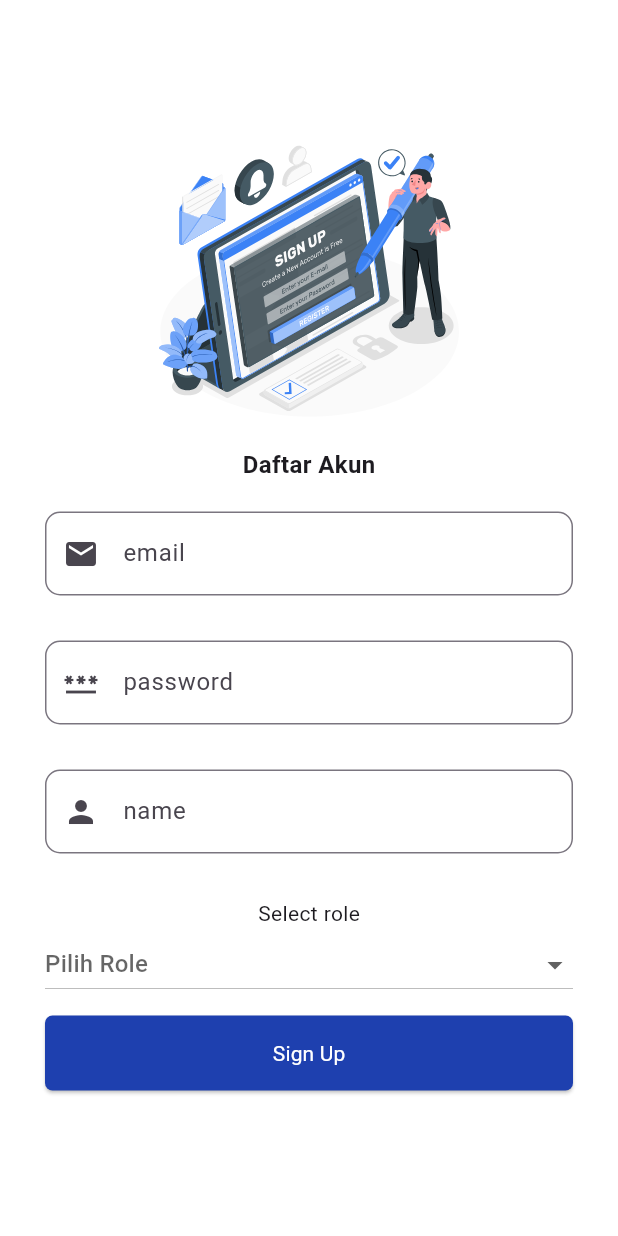
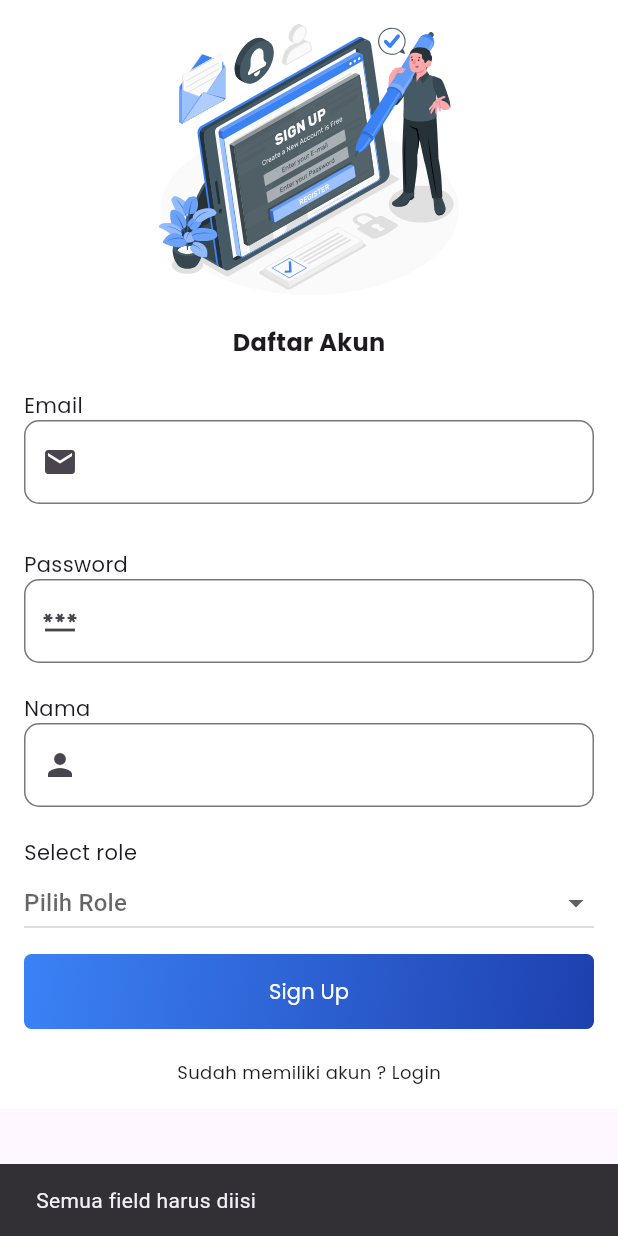
Before and after one commit to arfpalif/PresenTech, a Flutter app: the screen it shows after launch, after a tap on "Sign Up", on a phone screen of 412 x 824 dp. Run offline on Flutter 3.47's test engine with Material 3 defaults, Android fonts, the phone set to English and light mode, and no system bars; our stand-ins replace flutter_svg, get, google_fonts, supabase_flutter; accounts and stored records are empty.

Commit message:
final auth

```diff
--- /dev/null
+++ b/devtools_options.yaml
@@ -0,0 +1,3 @@
+description: This file stores settings for Dart & Flutter DevTools.
+documentation: https://docs.flutter.dev/tools/devtools/extensions#configure-extension-enablement-states
+extensions:
--- /dev/null
+++ b/lib/controller/auth_controller.dart
@@ -0,0 +1,113 @@
+import 'package:get/get.dart';
+import 'package:supabase_flutter/supabase_flutter.dart';
+
+class AuthController extends GetxController {
+  final SupabaseClient _Supabase = Supabase.instance.client;
+
+  var isLoading = true.obs;
+  var role = ''.obs;
+
+  @override
+  void onInit() {
+    super.onInit();
+    handleAuthState();
+  }
+  void handleAuthState() {
+    final supa = Supabase.instance.client;
+
+    supa.auth.onAuthStateChange.listen((data) async {
+      final session = supa.auth.currentSession;
+
+      if (session == null) {
+        isLoading.value = false;
+        role.value = 'none';
+        return;
+      }
+
+      final userId = session.user.id;
+
+      final result = await supa
+          .from('users')
+          .select('role')
+          .eq('id', userId)
+          .single();
+
+      isLoading.value = false;
+      role.value = result['role'];
+    });
+  }
+
+
+  Future<AuthResponse> login(String email, String password) async {
+    final response = await _Supabase.auth.signInWithPassword(
+      email: email,
+      password: password,
+    );
+    return response;
+  }
+
+  Future<AuthResponse> signUp(String email, String password) async {
+    final response = await _Supabase.auth.signUp(
+      email: email,
+      password: password,
+    );
+    return response;
+  }
+
+  Future<AuthResponse?> signUpWithRole(
+    String email,
+    String password,
+    String? role,
+  ) async {
+    try {
+      final response = await signUp(email, password);
+      final user = response.user;
+
+      if (user != null && role != null && role.isNotEmpty) {
+        await _Supabase.from('users').upsert({
+          'id': user.id,
+          'email': email,
+          'role': role,
+          'created_at': DateTime.now().toIso8601String(),
+        });
+      }
+      return response;
+    } catch (e) {
+      print('Error in signUpWithRole: $e');
+      return null;
+    }
+  }
+
+  void handleRegister() async {
+
+  }
+
+  Future<bool> checkEmail(String email) async{
+    final response = await _Supabase
+      .from('users')
+      .select()
+      .eq('email', email)
+      .maybeSingle();
+    return response == null;
+  }
+
+  Session? getCurrentSession() {
+    return _Supabase.auth.currentSession;
+  }
+
+  bool isLoggedIn() {
+    return _Supabase.auth.currentSession != null;
+  }
+
+  String? getUserEmail(){
+    final session = _Supabase.auth.currentSession;
+    final email = session?.user.email;
+    return email;
+  }
+
+  Future<void> signOut() async {
+    await _Supabase.auth.signOut();
+  }
+
+
+}
--- /dev/null
+++ b/lib/controller/auth_gate.dart
@@ -0,0 +1,56 @@
+import 'package:flutter/material.dart';
+import 'package:get/get.dart';
+import 'package:presentech/controller/auth_controller.dart';
+import 'package:presentech/views/pages/Employee/homepages.dart';
+import 'package:presentech/views/pages/HR/Homepage.dart';
+import 'package:presentech/views/pages/register_pages.dart';
+
+class AuthGate extends StatelessWidget {
+  const AuthGate({super.key});
+
+  @override
+  Widget build(BuildContext context) {
+    final authC = Get.find<AuthController>();
+
+    return Obx((){
+      if(authC.isLoading.value){
+        return Scaffold(
+          body: Center(
+            child: CircularProgressIndicator(),
+          ),
+        );
+      }
+
+      if (authC.role.value == 'none'){
+        return RegisterPages();
+      }
+
+      if(authC.role.value == 'hrd'){
+        return HrdHomepage();
+      }
+      return UserHomepages();
+    });
+
+    // return StreamBuilder(
+    //   stream: Supabase.instance.client.auth.onAuthStateChange,
+
+    //   builder: (context, snapshot){
+    //     if (snapshot.connectionState == ConnectionState.waiting) {
+    //       return Scaffold(
+    //         body: Center(
+    //           child: CircularProgressIndicator(),
+    //         ),
+    //       );
+    //     }
+    //     final session = Supabase.instance.client.auth.currentSession;
+
+    //     if(session != null){
+    //       return UserHomepages();
+    //     }
+    //     else {
+    //       return RegisterPages();
+    //     }
+    //   },
+    // );
+  }
+}
--- a/lib/main.dart
+++ b/lib/main.dart
@@ -1,10 +1,22 @@
 import 'package:flutter/material.dart';
-import 'package:presentech/views/pages/loginpages.dart';
-import 'package:presentech/views/pages/register_pages.dart';
+import 'package:get/get.dart';
+import 'package:presentech/controller/auth_controller.dart';
+import 'package:presentech/controller/auth_gate.dart';
+import 'package:supabase_flutter/supabase_flutter.dart';
 
-void main() {
-  runApp(const MyApp());
+Future<void> main() async {
+  WidgetsFlutterBinding.ensureInitialized();
+
+  await Supabase.initialize(
+    url: 'https://jpksiqtapxasaqutkrhh.supabase.co',
+    anonKey: 'sb_publishable_wqoOP-oikiB31asXOuWkng_r9Mb_p59',
+  );
+
+  Get.put(AuthController());
+  runApp(MyApp());
 }
+
+final supabase = Supabase.instance.client;
 
 class MyApp extends StatelessWidget {
   const MyApp({super.key});
@@ -12,7 +24,7 @@ class MyApp extends StatelessWidget {
   // This widget is the root of your application.
   @override
   Widget build(BuildContext context) {
-    return MaterialApp(
+    return GetMaterialApp(
       title: 'Flutter Demo',
       theme: ThemeData(
         // This is the theme of your application.
@@ -32,7 +44,7 @@ class MyApp extends StatelessWidget {
         // tested with just a hot reload.
         colorScheme: ColorScheme.fromSeed(seedColor: Colors.deepPurple),
       ),
-      home: const RegisterPages(),
+      home: const AuthGate(),
     );
   }
 }
--- a/lib/views/pages/register_pages.dart
+++ b/lib/views/pages/register_pages.dart
@@ -1,6 +1,12 @@
+import 'dart:math';
+
 import 'package:flutter/material.dart';
 import 'package:flutter_svg/svg.dart';
+import 'package:presentech/controller/auth_controller.dart';
 import 'package:get/get.dart';
+import 'package:presentech/views/pages/Employee/homepages.dart';
+import 'package:presentech/views/pages/HR/Homepage.dart';
+import 'package:presentech/views/pages/loginpages.dart';
 import 'package:presentech/views/themes/themes.dart';
 
 class RegisterPages extends StatefulWidget {
@@ -11,33 +17,93 @@ class RegisterPages extends StatefulWidget {
 }
 
 class _RegisterPagesState extends State<RegisterPages> {
+  final _authController = AuthController();
   final _emailController = TextEditingController();
   final _passWordController = TextEditingController();
   final _nameController = TextEditingController();
   String? selectedValue;
 
-  List<String> options = ['HRD', 'employee'];
+  List<String> options = ['hrd', 'employee'];
 
+  void register() async {
+    final email = _emailController.text.trim();
+    final password = _passWordController.text.trim();
+    final name = _nameController.text.trim();
+    final role = selectedValue;
+
+    if (email.isEmpty || password.isEmpty || name.isEmpty) {
+      ScaffoldMessenger.of(context)
+          .showSnackBar(const SnackBar(content: Text("Semua field harus diisi")));
+      return;
+    }
+
+    if (role == null || role.isEmpty) {
+      ScaffoldMessenger.of(context)
+          .showSnackBar(const SnackBar(content: Text("Pilih role terlebih dahulu")));
+      return;
+    }
+
+    showDialog(
+      context: context,
+      barrierDismissible: false,
+      builder: (context) => const Center(child: CircularProgressIndicator()),
+    );
+
+    try {
+      final available = await _authController.checkEmail(email);
+      if (!available) {
+        if (Navigator.canPop(context)) Navigator.of(context).pop();
+        Get.snackbar("Error", "Email sudah terdaftar");
+        return;
+      }
+
+      final res = await _authController.signUpWithRole(email, password, role);
+      if (Navigator.canPop(context)) Navigator.of(context).pop();
+
+      if (res != null && res.user != null) {
+        if(role == 'hrd'){
+          Get.offAll(const HrdHomepage());
+        }
+        else{
+          Get.offAll(const UserHomepages());
+        }
+
+      } else {
+        Get.snackbar("Gagal register", "Gagal registrasi karena : $e");
+      }
+    } catch (e) {
+      if (Navigator.canPop(context)) Navigator.of(context).pop();
+      ScaffoldMessenger.of(context)
+          .showSnackBar(SnackBar(content: Text("Error $e")));
+    }
+  }
   @override
   Widget build(BuildContext context) {
     return Scaffold(
       body: Container(
         color: Colors.white,
         child: Padding(
-          padding: const EdgeInsets.all(30.0),
+          padding: const EdgeInsets.all(16.0),
+          child: SingleChildScrollView(
             child: Column(
               mainAxisAlignment: MainAxisAlignment.center,
               children: [
                 SvgPicture.asset("src/images/ic_signup.svg"),
                 SizedBox(height: 20),
-              Text("Daftar Akun", style: AppTextStyle.heading1),
+                Text("Daftar Akun", style: AppTextStyle.heading1,),
                 SizedBox(height: 20),
-              TextField(
+                Align(
+                  alignment: Alignment.centerLeft,
+                  child: Text(
+                    "Email",
+                    style: AppTextStyle.normal,
+                  ),
+                ),
+                TextFormField(
                   keyboardType: TextInputType.emailAddress,
                   controller: _emailController,
                   obscureText: false,
                   decoration: InputDecoration(
-                  labelText: "email",
                     prefixIcon: Icon(Icons.email),
                     border: OutlineInputBorder(
                       borderRadius: BorderRadius.circular(10),
@@ -45,12 +111,18 @@ class _RegisterPagesState extends State<RegisterPages> {
                   ),
                 ),
                 SizedBox(height: 30),
-              TextField(
+                Align(
+                  alignment: Alignment.centerLeft,
+                  child: Text(
+                    "Password",
+                    style: AppTextStyle.normal,
+                  ),
+                ),
+                TextFormField(
                   keyboardType: TextInputType.text,
                   controller: _passWordController,
                   obscureText: true,
                   decoration: InputDecoration(
-                  labelText: "password",
                     prefixIcon: Icon(Icons.password),
                     border: OutlineInputBorder(
                       borderRadius: BorderRadius.circular(10),
@@ -58,13 +130,19 @@ class _RegisterPagesState extends State<RegisterPages> {
                     ),
                   ),
                 ),
-              SizedBox(height: 30),
-              TextField(
+                SizedBox(height: 20),
+                Align(
+                  alignment: Alignment.centerLeft,
+                  child: Text(
+                    "Nama",
+                    style: AppTextStyle.normal,
+                  ),
+                ),
+                TextFormField(
                   keyboardType: TextInputType.text,
                   controller: _nameController,
                   obscureText: false,
                   decoration: InputDecoration(
-                  labelText: "name",
                     prefixIcon: Icon(Icons.person),
                     border: OutlineInputBorder(
                       borderRadius: BorderRadius.circular(10),
@@ -72,62 +150,41 @@ class _RegisterPagesState extends State<RegisterPages> {
                     ),
                   ),
                 ),
-              SizedBox(height: 30),
-              // DropdownButton<String>(
-              //   value: selectedValue,
-              //   icon: const Icon(Icons.arrow_downward),
-              //   elevation: 16,
-              //   style: const TextStyle(color: Colors.deepPurple),
-              //   underline: Container(
-              //     // Hides or customizes the default underline
-              //     height: 2,
-              //     color: Colors.deepPurpleAccent,
-              //   ),
-              //   onChanged: (String? newValue) {
-              //     // This is called when the user selects an item.
-              //     setState(() {
-              //       selectedValue = newValue;
-              //     });
-              //   },
-              //   items: options.map<DropdownMenuItem<String>>((String value) {
-              //     return DropdownMenuItem<String>(
-              //       value: value,
-              //       child: Text(value),
-              //     );
-              //   }).toList(),
-              // ),
-              Text("Select role", style: AppTextStyle.normal,),
+                SizedBox(height: 20),
+                Align(
+                  alignment: Alignment.centerLeft,
+                  child: Text("Select role", style: AppTextStyle.normal),
+                ),
                 DropdownButton<String>(
                   value: selectedValue,
                   hint: const Text("Pilih Role"),
-                isExpanded: true, // biar full width
+                  isExpanded: true,
                   onChanged: (String? newValue) {
                     setState(() {
                       selectedValue = newValue;
                     });
                   },
-                items: options.map((role) {
-                  return DropdownMenuItem(value: role, child: Text(role));
-                }).toList(),
+                  items: [
+                    DropdownMenuItem(value: "hrd", child: Text("hrd")),
+                    DropdownMenuItem(value: "employee", child: Text("employee")),
+                  ],
                 ),
                 SizedBox(height: 10,),
-              ElevatedButton(
-                style: ElevatedButton.styleFrom(
-                  shape: RoundedRectangleBorder(
-                    borderRadius: BorderRadius.circular(
-                      5,
-                    ), // Adjust {the value for desired roundness
+                AppGradientButton(
+                  text: "Sign Up",
+                  onPressed: () {
+                    register();
+                  },
                 ),
-                  backgroundColor: AppColors.colorSecondary,
-                  minimumSize: const Size(double.infinity, 50),
+                SizedBox(height: 20,),
+                new GestureDetector(
+                  onTap: (){
+                    Get.offAll(Loginpages());
+                  },
+                  child:Text("Sudah memiliki akun ? Login", style: AppTextStyle.normal.copyWith(fontSize: 12),) ,
+                )
+              ],
             ),
-                onPressed: () {},
-                child: Text(
-                  "Sign Up",
-                  style: AppTextStyle.normal.copyWith(color: Colors.white),
-                ),
-              ),
-            ],
           ),
         ),
       ),
--- a/lib/views/themes/themes.dart
+++ b/lib/views/themes/themes.dart
@@ -1,4 +1,5 @@
 import 'package:flutter/material.dart';
+import 'package:google_fonts/google_fonts.dart';
 
 class Themes extends StatelessWidget {
   const Themes({super.key});
@@ -10,15 +11,15 @@ class Themes extends StatelessWidget {
 }
 
 class AppTextStyle {
-   static const heading1 = TextStyle(
+    static TextStyle heading1 = GoogleFonts.poppins(
     fontSize: 16.0,
     fontWeight: FontWeight.bold,
   );
-  static const heading2 = TextStyle(
+  static TextStyle heading2 = GoogleFonts.poppins(
     fontSize: 14.0,
     fontWeight: FontWeight.bold,
   );
-  static const normal = TextStyle(
+  static TextStyle normal = GoogleFonts.poppins(
     fontSize: 14.0,
     fontWeight: FontWeight.normal,
   );
@@ -31,3 +32,55 @@ class AppColors {
   static const greenSecondary = Color(0xff34D399);
   static const greyprimary = Color(0xffF9FAFB);
 }
+
+// Custom Gradient Button Widget
+class AppGradientButton extends StatelessWidget {
+  final String text;
+  final VoidCallback onPressed;
+  final List<Color>? gradientColors;
+  final double borderRadius;
+  final double height;
+  final TextStyle? textStyle;
+
+  const AppGradientButton({
+    Key? key,
+    required this.text,
+    required this.onPressed,
+    this.gradientColors,
+    this.borderRadius = 5,
+    this.height = 50,
+    this.textStyle,
+  }) : super(key: key);
+
+  @override
+  Widget build(BuildContext context) {
+    final colors = gradientColors ??
+      [AppColors.colorPrimary, AppColors.colorSecondary];
+
+    return Container(
+      decoration: BoxDecoration(
+        gradient: LinearGradient(
+          colors: colors,
+          begin: Alignment.topLeft,
+          end: Alignment.bottomRight,
+        ),
+        borderRadius: BorderRadius.circular(borderRadius),
+      ),
+      child: ElevatedButton(
+        style: ElevatedButton.styleFrom(
+          backgroundColor: Colors.transparent,
+          shadowColor: Colors.transparent,
+          shape: RoundedRectangleBorder(
+            borderRadius: BorderRadius.circular(borderRadius),
+          ),
+          minimumSize: Size(double.infinity, height),
+        ),
+        onPressed: onPressed,
+        child: Text(
+          text,
+          style: textStyle ?? AppTextStyle.normal.copyWith(color: Colors.white),
+        ),
+      ),
+    );
+  }
+}
--- a/pubspec.yaml
+++ b/pubspec.yaml
@@ -38,6 +38,9 @@ dependencies:
   supabase_flutter: ^2.10.3
   flutter_dotenv: ^6.0.0
   flutter_svg: ^2.2.3
+  hive: ^2.2.3
+  hive_flutter: ^1.1.0
+  google_fonts: ^6.3.3
 
 dev_dependencies:
   flutter_test:
```
Also changed, not shown: lib/controller/loginController.dart (deleted, +0 -14 lines), lib/services/supabase.dart (+10 -1 lines), lib/views/pages/Employee/homepages.dart (renamed from lib/views/pages/homepages.dart, +16 -4 lines), lib/views/pages/HR/Homepage.dart (added, +24 -0 lines), lib/views/pages/loginpages.dart (+46 -40 lines), lib/controller/registerController.dart (deleted), pubspec.lock. Lines whose indentation alone changed are shown as unchanged.
